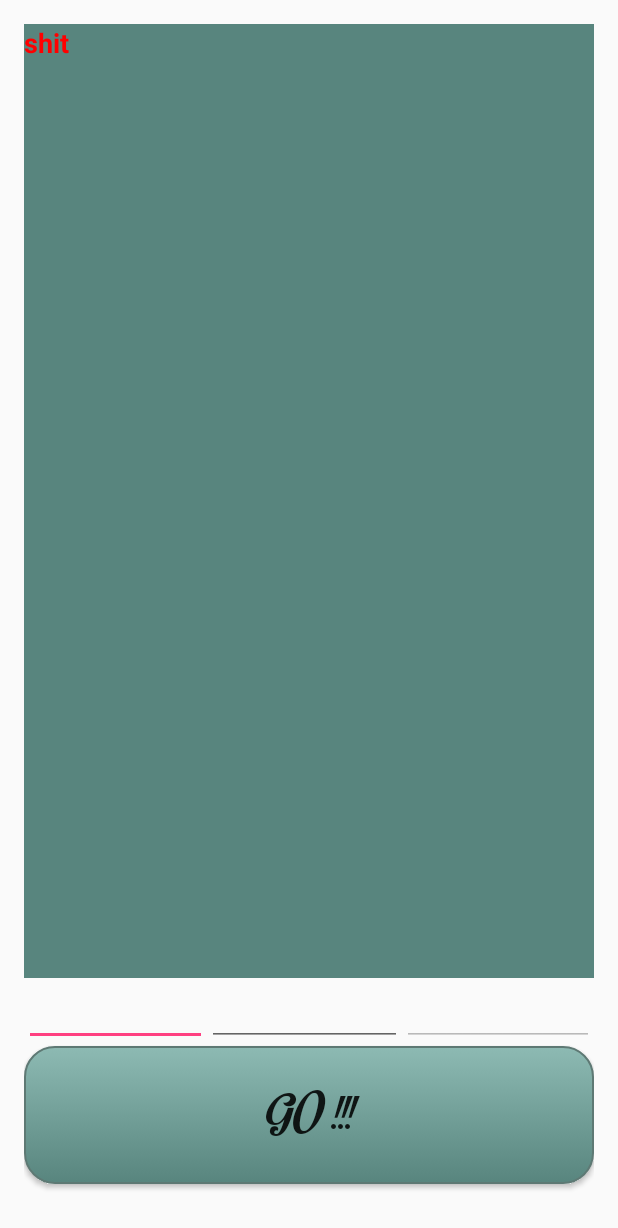
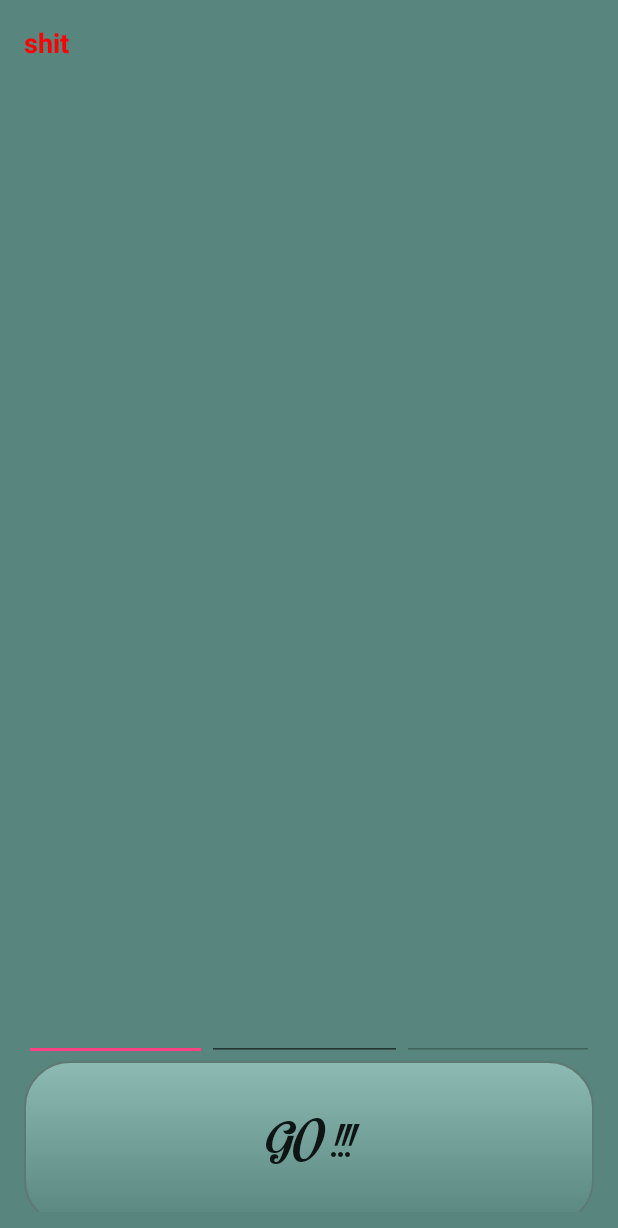
Before and after one commit to ZombieCloud/Words, an Android app: the screen it shows after launch (WordsActivity), on a phone screen of 412 x 824 dp. Shown: the top 1228 px of the screen. Run offline under Robolectric (Android 15) with nearby library versions, the phone set to English and light mode, and no system bars.

Commit message:
comm21
full screen, постоянное уведомление

```diff
--- a/2/Words/app/src/main/AndroidManifest.xml
+++ b/2/Words/app/src/main/AndroidManifest.xml
@@ -6,7 +6,6 @@
     <uses-permission android:name="android.permission.WAKE_LOCK" />
     <uses-permission android:name="android.permission.READ_EXTERNAL_STORAGE" />
     <uses-permission android:name="android.permission.WRITE_EXTERNAL_STORAGE" />
-    <uses-permission android:name="android.permission.RECORD_AUDIO" />
     <uses-permission android:name="android.permission.MOUNT_UNMOUNT_FILESYSTEMS" />
 
     <application
--- a/2/Words/app/src/main/java/com/app/words/WordsActivity.java
+++ b/2/Words/app/src/main/java/com/app/words/WordsActivity.java
@@ -12,6 +12,7 @@ import android.support.v7.app.AppCompatActivity;
 import android.text.TextUtils;
 import android.util.Log;
 import android.view.View;
+import android.view.Window;
 import android.widget.Button;
 import android.widget.EditText;
 import android.widget.TextView;
@@ -44,8 +45,13 @@ public class WordsActivity extends AppCompatActivity {
 
     @Override
     protected void onCreate(Bundle savedInstanceState) {
+
+        // Полноэкранный режим
+        requestWindowFeature(Window.FEATURE_NO_TITLE);
+
         super.onCreate(savedInstanceState);
         setContentView(R.layout.activity_words);
+
 
         //Устанавливаем заголовок кнопки в зависимости от того, запущен ли сервис
         button = (Button) findViewById(R.id.button);
@@ -101,7 +107,6 @@ public class WordsActivity extends AppCompatActivity {
 
         // регистрируем (включаем) BroadcastReceiver
         registerReceiver(br, intFilt);
-
     }
 
 
--- a/2/Words/app/src/main/res/drawable/button_style.xml
+++ b/2/Words/app/src/main/res/drawable/button_style.xml
@@ -2,21 +2,21 @@
 <selector xmlns:android="http://schemas.android.com/apk/res/android" >
     <item android:state_pressed="true" >
         <shape android:shape="rectangle"  >
-            <corners android:radius="20dip" />
+            <corners android:radius="30dip" />
             <stroke android:width="1dip" android:color="#5e7974" />
             <gradient android:angle="-90" android:startColor="#345953" android:endColor="#689a92"  />
         </shape>
     </item>
     <item android:state_focused="true">
         <shape android:shape="rectangle"  >
-            <corners android:radius="20dip" />
+            <corners android:radius="30dip" />
             <stroke android:width="1dip" android:color="#5e7974" />
             <solid android:color="#58857e"/>
         </shape>
     </item>
     <item >
         <shape android:shape="rectangle"  >
-            <corners android:radius="20dip" />
+            <corners android:radius="30dip" />
             <stroke android:width="1dip" android:color="#5e7974" />
             <gradient android:angle="-90" android:startColor="#8dbab3" android:endColor="#58857e" />
         </shape>
--- a/2/Words/app/src/main/res/layout/content_words.xml
+++ b/2/Words/app/src/main/res/layout/content_words.xml
@@ -1,13 +1,16 @@
 <?xml version="1.0" encoding="utf-8"?>
 <RelativeLayout xmlns:android="http://schemas.android.com/apk/res/android"
     xmlns:tools="http://schemas.android.com/tools"
-    xmlns:app="http://schemas.android.com/apk/res-auto" android:layout_width="match_parent"
-    android:layout_height="wrap_content" android:paddingLeft="@dimen/activity_horizontal_margin"
+    xmlns:app="http://schemas.android.com/apk/res-auto"
+    android:layout_width="fill_parent"
+    android:layout_height="fill_parent"
+    android:paddingLeft="@dimen/activity_horizontal_margin"
     android:paddingRight="@dimen/activity_horizontal_margin"
     android:paddingTop="@dimen/activity_vertical_margin"
     android:paddingBottom="@dimen/activity_vertical_margin"
     app:layout_behavior="@string/appbar_scrolling_view_behavior"
-    tools:context=".WordsActivity">
+    tools:context=".WordsActivity"
+    style="@style/style_for_TextView">
 
     <LinearLayout
         android:orientation="vertical"
@@ -18,8 +21,8 @@
         android:weightSum="1">
 
         <TextView
-            android:layout_width="match_parent"
-            android:layout_height="wrap_content"
+            android:layout_width="fill_parent"
+            android:layout_height="fill_parent"
             android:text="shit"
             android:id="@+id/textView"
             android:layout_gravity="center_horizontal"
@@ -70,14 +73,13 @@
         </LinearLayout>
 
         <Button
-            android:layout_width="match_parent"
-            android:layout_height="92dp"
+            android:layout_width="fill_parent"
+            android:layout_height="110dp"
             android:text="Go !!!"
             android:id="@+id/button"
             android:onClick="buttonOnClick"
             android:background="@drawable/button_style"
-            android:padding="10dp"
-            android:shadowColor="#702f2f" />   <!-- drawable/button_style.xml -->
+            android:padding="15dp"/>   <!-- drawable/button_style.xml -->
 
     </LinearLayout>
 </RelativeLayout>
```
Also changed, not shown: 2/Words/app/src/main/java/com/app/words/MainService.java (+12 -14 lines).
